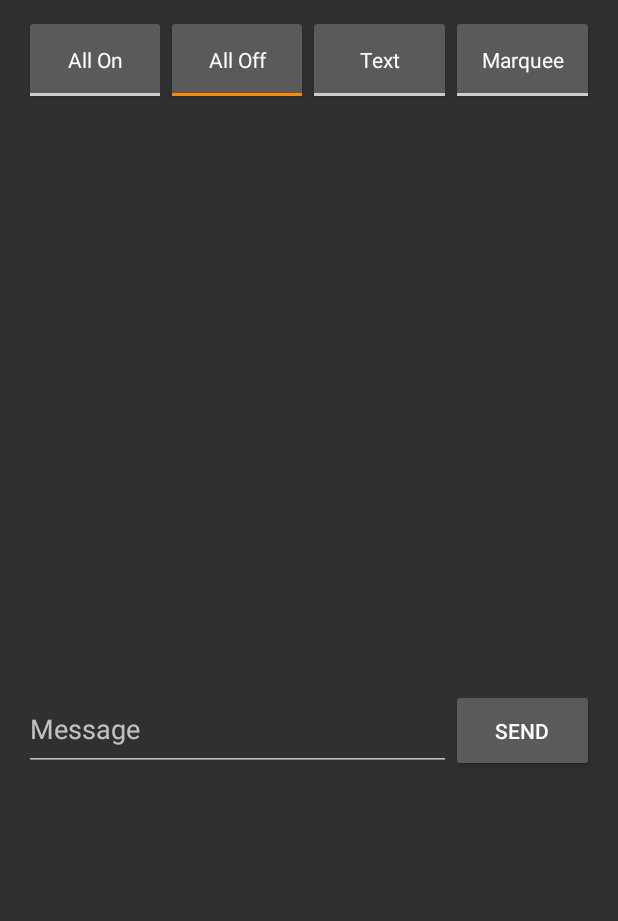
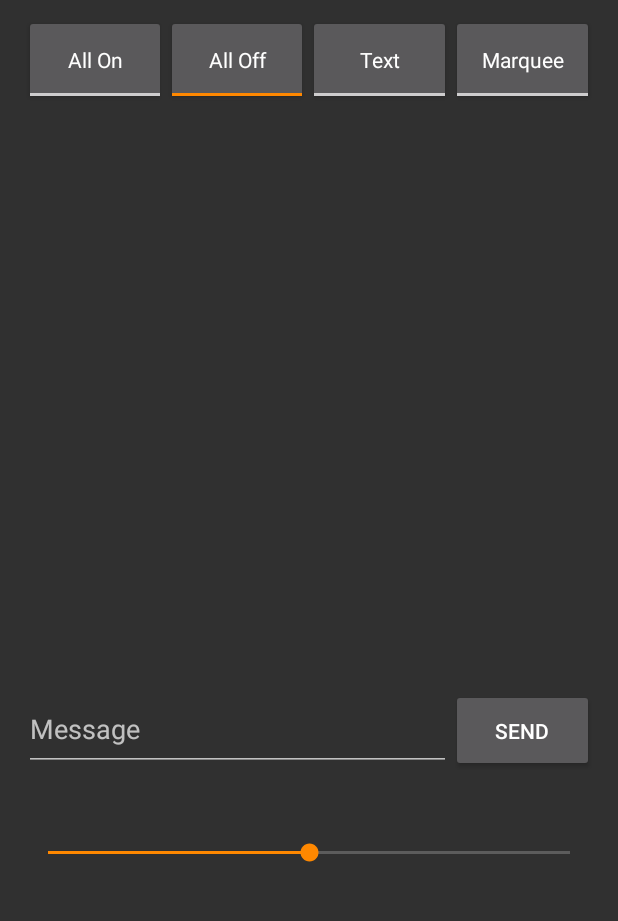
Before and after one commit to dsarmiento/DaftPunk, an Android app: the screen it shows after launch (ControllerMain), on a phone screen of 412 x 824 dp, the part 303-1224 px from its top. Run offline under Robolectric (Android 15) with nearby library versions, the phone set to English and light mode, and no system bars.

Commit message:
Slider in android

```diff
--- a/DaftController/app/src/main/res/layout/activity_controller_main.xml
+++ b/DaftController/app/src/main/res/layout/activity_controller_main.xml
@@ -173,19 +173,19 @@
     </LinearLayout>
 
     <LinearLayout
-        android:orientation="horizontal"
+        android:orientation="vertical"
         android:layout_width="match_parent"
         android:layout_height="0dp"
         android:layout_weight="20"
-        android:weightSum="1"
+        android:weightSum="100"
         android:id="@+id/messageArea">
 
         <LinearLayout
             android:orientation="horizontal"
             android:layout_width="match_parent"
-            android:layout_height="match_parent"
             android:weightSum="100"
-            android:layout_weight="0.74">
+            android:layout_height="0dp"
+            android:layout_weight="50">
 
             <EditText
                 android:inputType="textPersonName"
@@ -193,10 +193,10 @@
                 android:layout_marginBottom="45dp"
                 android:id="@+id/sendMsg"
                 android:hint="Message"
-                android:singleLine="true"
                 android:layout_width="0dp"
                 android:layout_weight="75"
-                android:layout_height="55dp" />
+                android:layout_height="55dp"
+                android:maxLines="1" />
 
             <Button
                 android:text="Send"
@@ -205,7 +205,15 @@
                 android:elevation="0dp"
                 android:layout_weight="25"
                 android:layout_height="55dp" />
+
         </LinearLayout>
+
+        <SeekBar
+            android:layout_width="match_parent"
+            android:layout_height="0dp"
+            android:id="@+id/delayBar"
+            android:layout_weight="50"
+            android:progress="50" />
 
     </LinearLayout>
 
```
